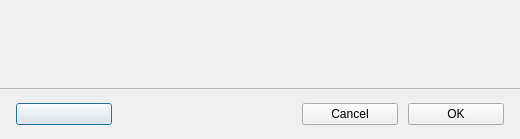
Qt form src/ui/dialogs/messagedialog.ui (sanny32/OpenUaSim) before a commit.
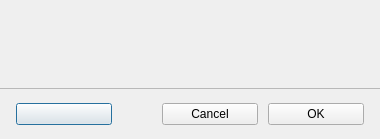
The same form after that commit.

Commit message:
Report Add Node problems in a warning dialog
The Add Node dialog kept OK disabled and explained why in a label under
the form. OK is now always enabled; pressing it with a problem opens a
"Node not added" warning and keeps the dialog open with the entered
values.

Message dialogs no longer start at 520 px wide: the minimum is 360 px,
so a short notice gets a compact window while long text still widens
it up to 720 px.

The edit to the form file:
```diff
--- a/src/ui/dialogs/messagedialog.ui
+++ b/src/ui/dialogs/messagedialog.ui
@@ -3,7 +3,7 @@
  <class>MessageDialog</class>
  <widget class="QDialog" name="MessageDialog">
   <property name="minimumSize">
-   <size><width>520</width><height>0</height></size>
+   <size><width>360</width><height>0</height></size>
   </property>
   <layout class="QVBoxLayout" name="mainLayout">
    <property name="spacing"><number>0</number></property>
```
The commit also changes 6 other files.
